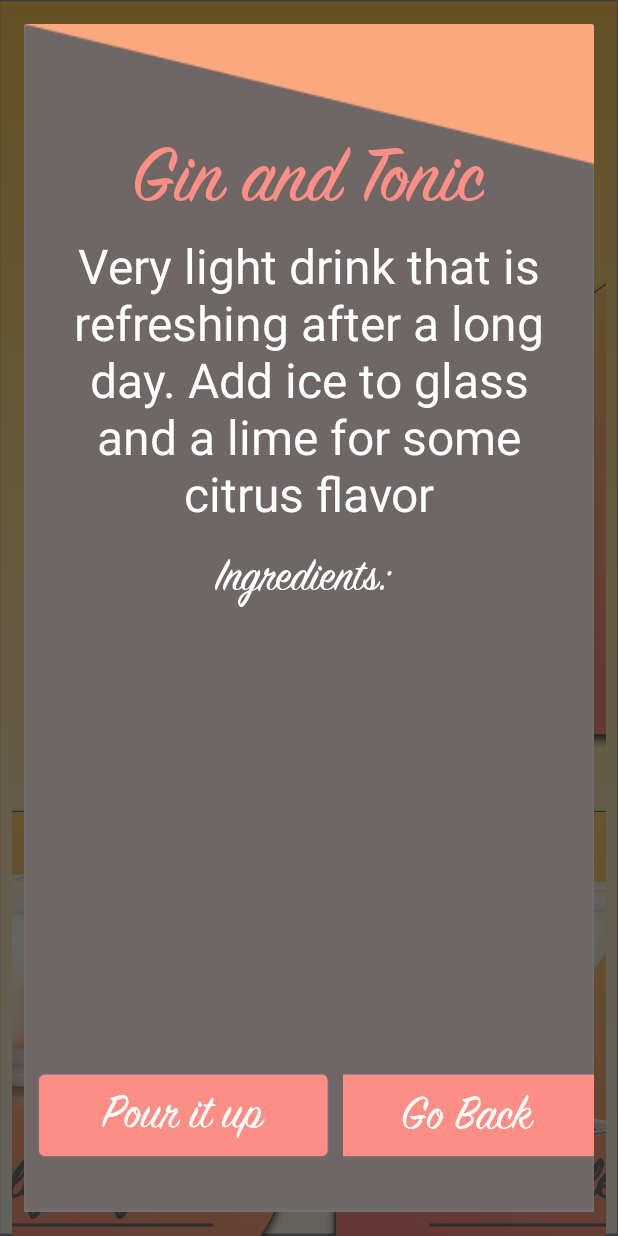
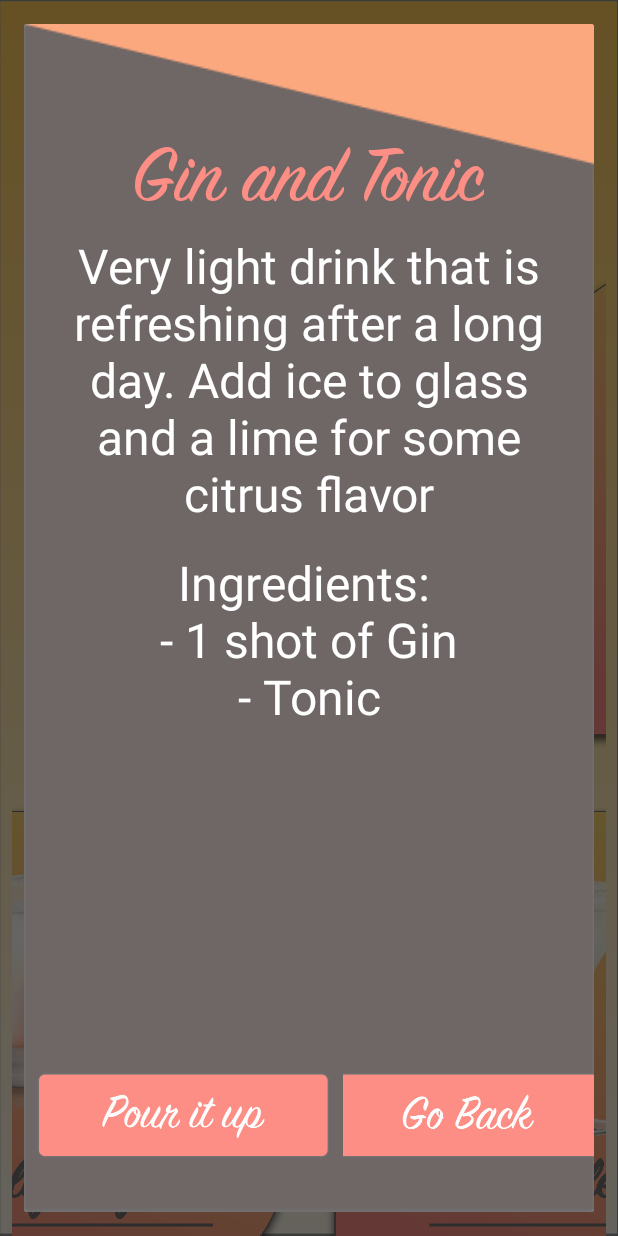
Before and after one commit to Bradysm/Mixed, an Android app: the GinActivity screen opened directly, with no data from a screen before it, after a tap on "Beerig", on a phone screen of 412 x 824 dp. Run offline under Robolectric (Android 15) with nearby library versions, the phone set to English and light mode, and no system bars.

Commit message:
Small changes... Still needs work done and bugs fixed

```diff
--- a/Beerig_App/app/src/main/java/com/beering/beerig_app/Drink.java
+++ b/Beerig_App/app/src/main/java/com/beering/beerig_app/Drink.java
@@ -31,7 +31,7 @@ public final class Drink {
 
         builder.append("Ingredients: ");
         for(String ingred: recipe){
-            builder.append("\n>> " + ingred);
+            builder.append("\n- " + ingred);
         }
         this.recipe = builder.toString();
     }
--- a/Beerig_App/app/src/main/java/com/beering/beerig_app/DrinkList.java
+++ b/Beerig_App/app/src/main/java/com/beering/beerig_app/DrinkList.java
@@ -37,37 +37,45 @@ public final class DrinkList {
                 "Want to feel like you're in cabo before your exam? This drink compromised of OJ, Tequila, and grenadine has you covered",'d',
                 "3 shots of Tequila", "1 and 1/2 ounce of tequila", "1/2 of grenadine");
         Drink ginAndTonic = new Drink("Gin and Tonic",
-                "Very light drink that is refreshing after a long day. Add ice to glass and a lime for some citrus flavor", 'e');
+                "Very light drink that is refreshing after a long day. Add ice to glass and a lime for some citrus flavor", 'e', "1 shot of Gin",
+                "Tonic");
         Drink vodkaTonic = new Drink("Vodka Tonic",
-                "Very light drink that is refreshing after a long day. Add ice to glass and lime for some citrus flavor", 'f');
+                "Very light drink that is refreshing after a long day. Add ice to glass and lime for some citrus flavor", 'f', "1 shot of Vodka",
+                "Tonic");
         Drink cokeAndRum = new Drink("Coke and Rum",
-                "Rum and Coke, or a Cuba Libre, is a highball cocktail consisting of cola, rum, and traditionally lime juice on ice.", 'g');
+                "Rum and Coke, or a Cuba Libre, is a highball cocktail consisting of cola, rum, and traditionally lime juice on ice.", 'g',
+                "1 shot of Rum", "Coca Cola");
         Drink seaBreeze = new Drink("Seabreeze" ,
-                "Cabo? Ahhhh Sea Breeze you mean. A Sea Breeze is a cocktail containing vodka with cranberry juice and grapefruit juice.", 'h');
+                "Cabo? Ahhhh Sea Breeze you mean. A Sea Breeze is a cocktail containing vodka with cranberry juice and grapefruit juice.", 'h',
+                "1 shot of vodka", "Cranberry", "Grapefruit");
         Drink margarita = new Drink("Margarita",
-                "Want to be Cinqo de messed up? No worries. We got your back with this marg made from Tequila and Jose Cuervo marg mix. Did someone say Tacos?",
-                'i');
+                "Want to be Cinco de messed up? No worries. We got your back with this marg made from Tequila and Jose Cuervo marg mix. Did someone say Tacos?",
+                'i', "1 shot of tequila", "Margarita mix");
         Drink tomCollins = new Drink("Tom Collins",
                 "The Tom Collins is a Collins cocktail made from gin, lemon juice, sugar, and carbonated water. " +
-                        "First memorialized in writing in 1876 by Jerry Thomas.",'j');
+                        "First memorialized in writing in 1876 by Jerry Thomas.",'j', "1 shot of Gin", "Lemon juice",
+                "Club", "Simple syrup");
         Drink daiquiri = new Drink("Daiquiri", "Simple daiquiri made from rum, lime juice, and simple syrup",
-                'k');
+                'k', "1 shot of rum", "Lime juice", "Simple syrup");
         Drink rumSpritz = new Drink("Rum Spritz",
                 "A simple, clean and easy drink to make consisting of rum and club soda. " +
-                        "Add a lime for some citrus flavor", 'l');
+                        "Add a lime for some citrus flavor", 'l', "1 shot of rum", "Club");
         Drink lemonMarg = new Drink("Lemon Margarita",
                 "Nice refreshing summer drink consisting of lemon juice, tequila, and simple syrup. " +
-                        "Before ordering, rub rim of glass with lemon then dip in salt", 'm');
+                        "Before ordering, rub rim of glass with lemon then dip in salt", 'm',
+                "1 shot of tequila", "Lemon juice", "Simple syrup");
         Drink gimlet = new Drink("Gimlet",
-                "The gimlet is a cocktail typically made of 2 part gin, 1 part lime juice, and soda.", 'n');
+                "The gimlet is a cocktail typically made of 2 part gin, 1 part lime juice, and soda.", 'n',
+                "1 shot of Gin", "Lemon juice", "Simple syrup");
         Drink ginRickey = new Drink("Gin Rickey",
-                "The rickey is a highball drink made from gin , lime juice, and carbonated water.", 'o');
+                "The rickey is a highball drink made from gin , lime juice, and carbonated water.", 'o', "1 shot of Gin",
+                "Lime juice", "Club");
         Drink saltyDog = new Drink("Salty Dog",
                 "A salty dog is a cocktail of gin, or vodka, and grapefruit juice, served with a salted rim. " +
-                        "The salt is the only difference between a salty dog and a greyhound", 'p');
+                        "The salt is the only difference between a salty dog and a greyhound", 'p', "1 shot of Gin", "Grapefruit");
         Drink madras = new Drink("Madras",
                 "The Madras is a refreshing, fruity drink that lets you feel some summer anywhere. " +
-                        "It consists of vodka, Oj, and cranberry juice." ,'q');
+                        "It consists of vodka, Oj, and cranberry juice." ,'q', "1 shot of vodka", "Cranberry Juice", "Orange Juice");
         Drink vodkaShot = new Drink("Vodka Shot", "Well.... Hope you make it home", 'r',
                 "1 shot of Vodka!");
         Drink tequilaShot = new Drink("Tequila Shot", "Make sure to get taco bell after a couple of these.", 's');
--- a/Beerig_App/app/src/main/java/com/beering/beerig_app/ViewDialog.java
+++ b/Beerig_App/app/src/main/java/com/beering/beerig_app/ViewDialog.java
@@ -1,15 +1,13 @@
 package com.beering.beerig_app;
+
 import android.app.Activity;
 import android.app.Dialog;
 import android.os.Bundle;
 import android.view.View;
 import android.view.Window;
-import android.widget.Button;
 import android.widget.ImageButton;
 import android.widget.TextView;
 import android.widget.Toast;
-
-import java.util.Collections;
 
 /**
  * this class is used as a basic formatting for the dialog pop up
@@ -19,6 +17,7 @@ import java.util.Collections;
  * @version July 15 2018
  */
 public class ViewDialog extends Dialog {
+
     // instance variables for the dialog
     public Activity activity;
     public Dialog dialog;
--- a/Beerig_App/app/src/main/res/layout/drink_dialog.xml
+++ b/Beerig_App/app/src/main/res/layout/drink_dialog.xml
@@ -51,8 +51,7 @@
                 android:textSize="32sp"
                 android:layout_marginTop="16dp"
                 android:gravity="center"
-                android:layout_gravity="center"
-                android:fontFamily="@font/sign_painter"/>
+                android:layout_gravity="center" />
 
         </LinearLayout>
 
```
Also changed, not shown: Beerig_App/app/src/main/res/font/prototype.ttf (added).
